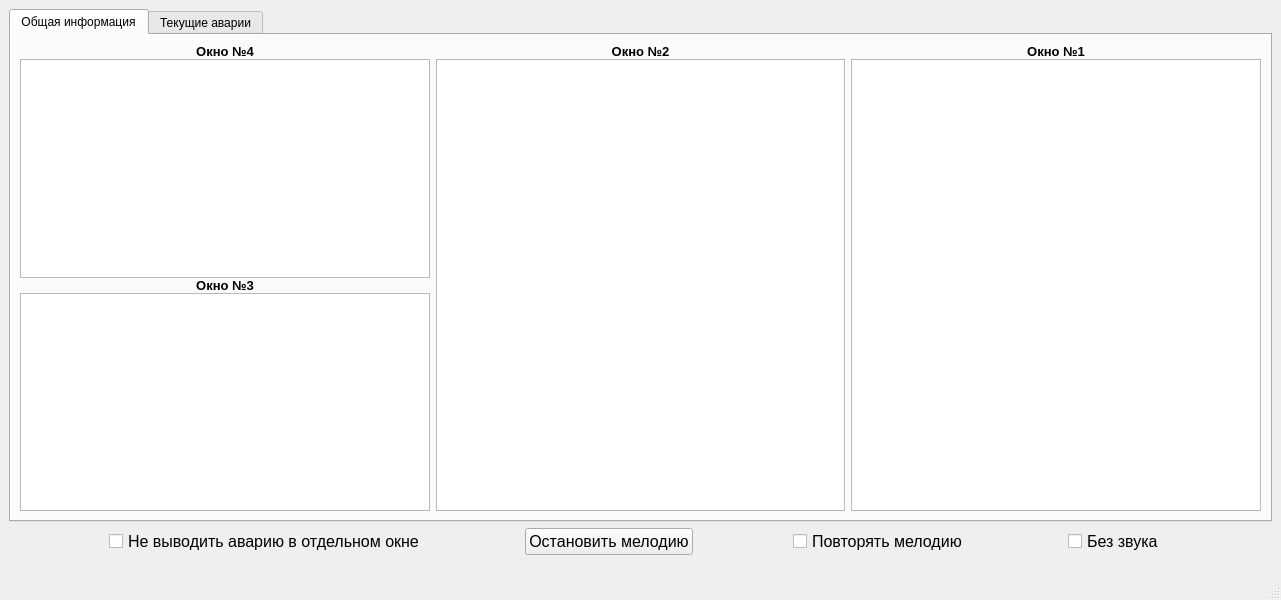
First picture: the form in SecondWindow4.ui, repository Ivond/Application, before the edit.
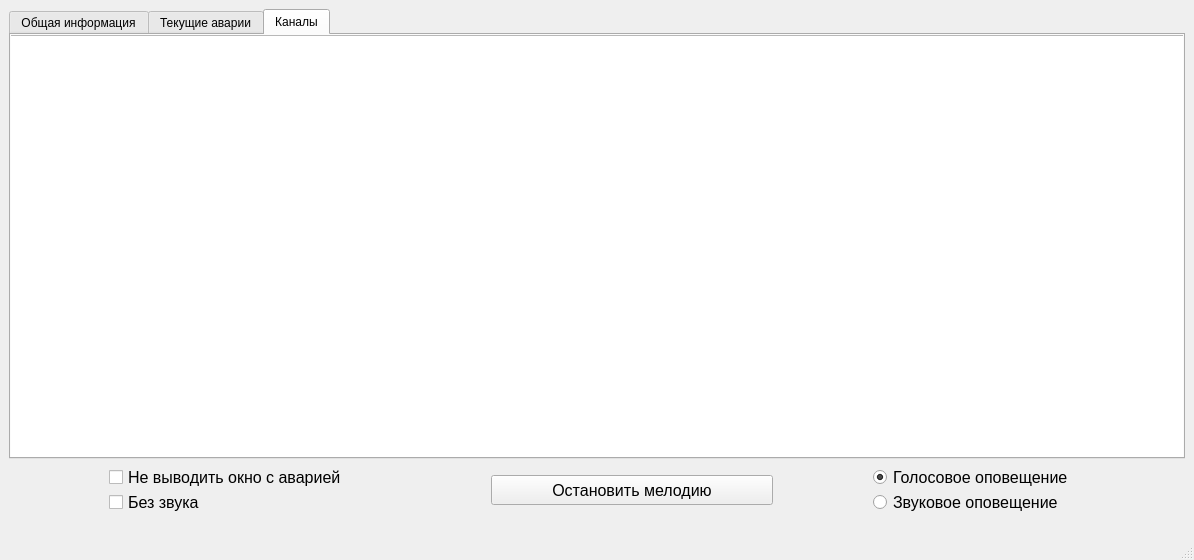
Second picture: the form after the edit. The open tabs and pages were chosen to show the change.

Commit message: Add Speech Text

The edit to the form file:
```diff
--- a/SecondWindow4.ui
+++ b/SecondWindow4.ui
@@ -6,8 +6,8 @@
    <rect>
     <x>0</x>
     <y>0</y>
-    <width>1281</width>
-    <height>600</height>
+    <width>1194</width>
+    <height>560</height>
    </rect>
   </property>
   <property name="windowTitle">
@@ -233,6 +233,21 @@
           </item>
          </layout>
         </widget>
+        <widget class="QWidget" name="tab_3">
+         <attribute name="title">
+          <string>Каналы</string>
+         </attribute>
+         <widget class="QTextBrowser" name="textBrowser_7">
+          <property name="geometry">
+           <rect>
+            <x>-1</x>
+            <y>0</y>
+            <width>1191</width>
+            <height>461</height>
+           </rect>
+          </property>
+         </widget>
+        </widget>
        </widget>
       </item>
      </layout>
@@ -246,7 +261,12 @@
        <number>100</number>
       </property>
       <property name="rightMargin">
-       <number>50</number>
+       <number>30</number>
+      </property>
+      <item>
+       <layout class="QVBoxLayout" name="verticalLayout_9">
+        <property name="spacing">
+         <number>0</number>
       </property>
       <item>
        <widget class="QCheckBox" name="Hidden_message_check_box">
@@ -258,9 +278,23 @@
          </font>
         </property>
         <property name="text">
-         <string>Не выводить аварию в отдельном окне</string>
-        </property>
-       </widget>
+           <string>Не выводить окно с аварией</string>
+          </property>
+         </widget>
+        </item>
+        <item>
+         <widget class="QCheckBox" name="checkSound">
+          <property name="font">
+           <font>
+            <pointsize>12</pointsize>
+           </font>
+          </property>
+          <property name="text">
+           <string>Без звука</string>
+          </property>
+         </widget>
+        </item>
+       </layout>
       </item>
       <item>
        <widget class="QPushButton" name="switch_off_sound_btn">
@@ -283,28 +317,38 @@
        </widget>
       </item>
       <item>
-       <widget class="QCheckBox" name="repeat_sound">
+       <layout class="QVBoxLayout" name="verticalLayout_6">
+        <property name="spacing">
+         <number>0</number>
+        </property>
+        <item>
+         <widget class="QRadioButton" name="speech_message">
         <property name="font">
          <font>
           <pointsize>12</pointsize>
          </font>
         </property>
         <property name="text">
-         <string>Повторять мелодию</string>
-        </property>
+           <string>Голосовое оповещение</string>
+          </property>
+          <property name="checked">
+           <bool>true</bool>
+          </property>
        </widget>
       </item>
       <item>
-       <widget class="QCheckBox" name="checkSound">
+         <widget class="QRadioButton" name="sound_message">
         <property name="font">
          <font>
           <pointsize>12</pointsize>
          </font>
         </property>
         <property name="text">
-         <string>Без звука</string>
-        </property>
-       </widget>
+           <string>Звуковое оповещение</string>
+          </property>
+         </widget>
+        </item>
+       </layout>
       </item>
      </layout>
     </item>
```
Left out of the diff: 2 changed lines with no effect on the pictures. Lines whose indentation alone changed are shown as unchanged.
